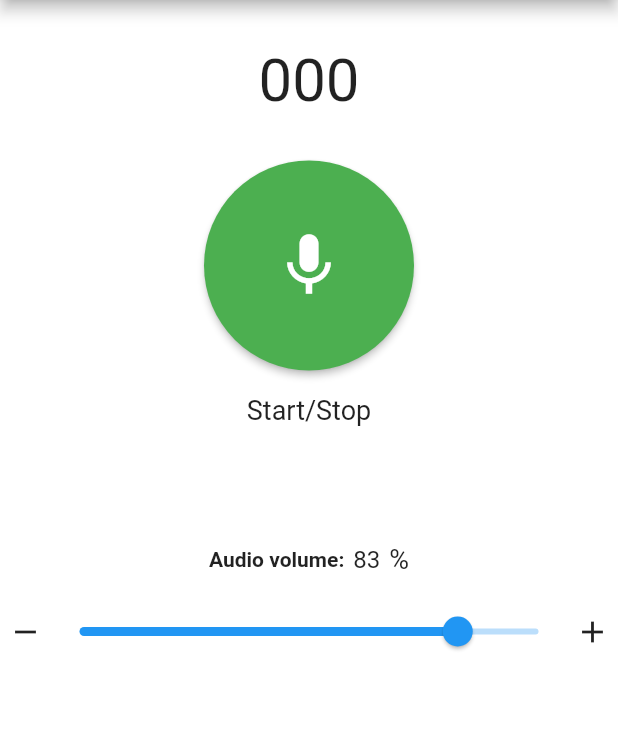
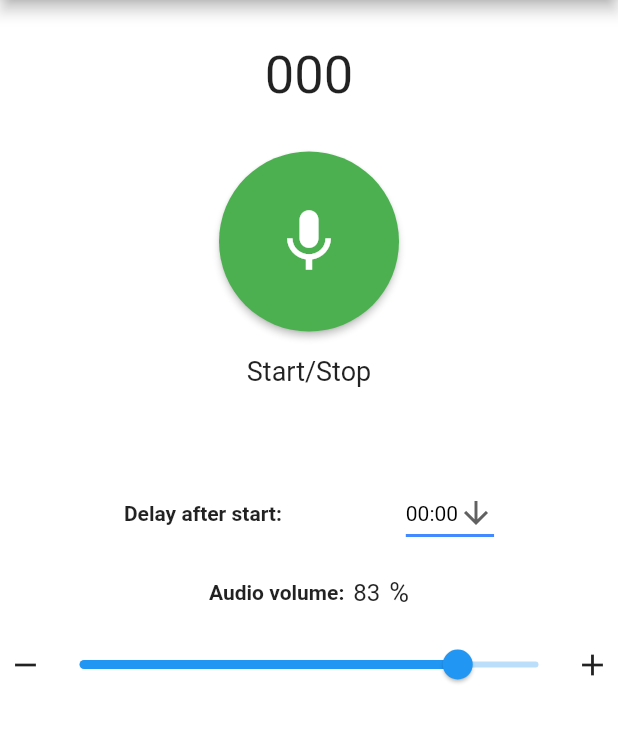
Before and after one commit to masterdodo/flutter-noise-app, a Flutter app: the screen it shows after launch, on a phone screen of 412 x 824 dp, the part 84-827 px from its top. Run offline on Flutter 3.47's test engine with Material 2 defaults, Android fonts, the phone set to English and light mode, and no system bars; our stand-ins replace audioplayers, file_picker, flutter_local_notifications, fluttertoast, share, shared_preferences and 1 more; missing offline and left inert: firebase_admob, flutter_email_sender, noise_meter, volume; accounts and stored records are empty.

Commit message:
delay timer after start added, ui updated, settings started

```diff
--- a/lib/screens/home/homescreen.dart
+++ b/lib/screens/home/homescreen.dart
@@ -19,6 +19,7 @@ class HomeScreen extends StatefulWidget {
 
 class _HomeScreenState extends State<HomeScreen> {
   bool _isRecording; //mic button recording on or off
+  bool _isTimerRunning; //delay timer on or off
   StreamSubscription<NoiseReading>
       _noiseSubscription; //getting dB values from mic
   NoiseMeter _noiseMeter; //getting dB values from mic
@@ -55,8 +56,11 @@ class _HomeScreenState extends State<HomeScreen> {
       _activeAudioVolumeValue;
   int _timeLastAudioPlayed = 0;
   int _activeTimeoutValue;
+  String delayForTimer;
 
   String _bestAudioFile;
+  String delayAfterStart;
+  Timer delayTimer;
 
   int soundCounter;
 
@@ -101,6 +105,7 @@ class _HomeScreenState extends State<HomeScreen> {
     _noiseMeter = new NoiseMeter(onError);
     preferencesOnInit();
     _isRecording = false;
+    _isTimerRunning = false;
     arrLength = 0;
     audioManager = AudioManager.STREAM_MUSIC;
     initAudioStreamType();
@@ -108,6 +113,10 @@ class _HomeScreenState extends State<HomeScreen> {
     audioVolumeController.addListener(_setAudioVolumeValue);
     soundCounter = 0;
     _bestAudioFile = null;
+    setState(() {
+      this.delayAfterStart = delayAfterStart;
+      this.delayForTimer = delayAfterStart;
+    });
 
     //Notification init
     var androidInitilize = new AndroidInitializationSettings('app_icon');
@@ -160,6 +169,7 @@ class _HomeScreenState extends State<HomeScreen> {
         prefs.getString("audioname3Value") ?? 'audio/Censor-beep-3.mp3';
     _bestAudioFile =
         prefs.getString("audioname1Value") ?? 'audio/Grocery-Scanning.mp3';
+    delayAfterStart = prefs.getString("delayAfterStart") ?? '00:00';
 
     prefs.setInt("dbValue", _activeDbValue);
     prefs.setInt("persecValue", _activePerSecValue);
@@ -172,6 +182,7 @@ class _HomeScreenState extends State<HomeScreen> {
     prefs.setString("audioname1Value", _activeAudioFile1);
     prefs.setString("audioname2Value", _activeAudioFile2);
     prefs.setString("audioname3Value", _activeAudioFile3);
+    prefs.setString("delayAfterStart", delayAfterStart);
 
     audioVolumeController.text = _activeAudioVolumeValue.round().toString();
   }
@@ -231,6 +242,7 @@ class _HomeScreenState extends State<HomeScreen> {
     this.setState(() {
       if (!this._isRecording) {
         _isRecording = true;
+        _isTimerRunning = false;
       }
       _dBValueRealTime = noiseReading.meanDecibel.toString();
     });
@@ -239,6 +251,51 @@ class _HomeScreenState extends State<HomeScreen> {
   void onError(PlatformException e) {
     print(e.toString());
     _isRecording = false;
+    _isTimerRunning = false;
+  }
+
+  void preStart(context) async {
+    SharedPreferences prefs = await SharedPreferences.getInstance();
+    setState(() {
+      _isTimerRunning = true;
+      soundCounter = 0;
+    });
+    prefs.setString("delayAfterStart", delayAfterStart);
+    setState(() {
+      delayForTimer = delayAfterStart;
+    });
+    if (delayAfterStart == "00:00") {
+      start(context);
+    } else {
+      preStartCountdown(context);
+    }
+  }
+
+  void preStartCountdown(context) {
+    delayTimer = Timer.periodic(Duration(seconds: 1), (Timer t) {
+      if (int.parse(delayForTimer.split(":")[1]) == 0 &&
+          int.parse(delayForTimer.split(":")[0]) != 0) {
+        delayForTimer = (int.parse(delayForTimer.split(":")[0]) - 1)
+                .toString()
+                .padLeft(2, "0") +
+            ":59";
+      } else {
+        delayForTimer = (int.parse(delayForTimer.split(":")[0]))
+                .toString()
+                .padLeft(2, "0") +
+            ":" +
+            (int.parse(delayForTimer.split(":")[1]) - 1)
+                .toString()
+                .padLeft(2, "0");
+      }
+      setState(() {
+        this.delayForTimer = delayForTimer;
+      });
+      if (delayForTimer == "00:00") {
+        delayTimer?.cancel();
+        start(context);
+      }
+    });
   }
 
   //Turn MIC on
@@ -275,6 +332,7 @@ class _HomeScreenState extends State<HomeScreen> {
           } else if (_activeTimeoutUnit == 'hr') {
             _activeTimeoutValue *= 3600;
           }
+
           _activeAudioFile1 = prefs.getString("audioname1Value") ?? '';
           _activeAudioFile2 = prefs.getString("audioname2Value") ?? '';
           _activeAudioFile3 = prefs.getString("audioname3Value") ?? '';
@@ -283,6 +341,7 @@ class _HomeScreenState extends State<HomeScreen> {
           dBValueList = new List<double>();
           _showNotification();
         });
+        delayTimer?.cancel();
         getdBData(); //Calls function to start persec timer
       }
     } catch (err) {
@@ -298,11 +357,13 @@ class _HomeScreenState extends State<HomeScreen> {
         _noiseSubscription = null;
       }
       timer?.cancel(); //Stops timer that's adding dB values to array
+      delayTimer?.cancel();
       stopAudio(); //Stops audio alert if playing
       dBValueList?.clear(); //Clears/Resets array of realtime dB values
       _hideNotification(); //Clears mic on notification
       this.setState(() {
         this._isRecording = false;
+        this._isTimerRunning = false;
         this._timeLastAudioPlayed = 0;
       });
     } catch (err) {
@@ -365,12 +426,12 @@ class _HomeScreenState extends State<HomeScreen> {
                 ));
       },
       child: Scaffold(
-        drawerEdgeDragWidth: (_noiseSubscription != null) ? 0 : 20.0,
+        drawerEdgeDragWidth: (!_isRecording && !_isTimerRunning) ? 20.0 : 0.0,
         backgroundColor: _bgColor,
         drawer: (_noiseSubscription != null) ? null : MyDrawer(),
         appBar: AppBar(
           title: Text(AppLocalizations.of(context).translate('main_string')),
-          automaticallyImplyLeading: (_noiseSubscription == null),
+          automaticallyImplyLeading: (!_isRecording && !_isTimerRunning),
         ),
         body: Column(
           children: [
@@ -378,7 +439,7 @@ class _HomeScreenState extends State<HomeScreen> {
               padding: const EdgeInsets.only(top: 30, bottom: 30),
               child: Text(
                 soundCounter.toString().padLeft(3, '0'),
-                style: TextStyle(fontSize: 40),
+                style: TextStyle(fontSize: 35),
               ),
             ),
             Center(
@@ -386,12 +447,15 @@ class _HomeScreenState extends State<HomeScreen> {
                 mainAxisAlignment: MainAxisAlignment.center,
                 children: [
                   RaisedButton(
-                    padding: EdgeInsets.all(45),
-                    color: _isRecording ? Colors.red : Colors.green,
+                    padding: EdgeInsets.all(35),
+                    color: _isRecording
+                        ? Colors.red
+                        : (_isTimerRunning ? Colors.yellow : Colors.green),
                     shape: CircleBorder(),
-                    onPressed:
-                        _isRecording ? this.stop : () => this.start(context),
-                    child: _isRecording
+                    onPressed: (_isRecording || _isTimerRunning)
+                        ? this.stop
+                        : () => this.preStart(context),
+                    child: (_isRecording || _isTimerRunning)
                         ? Icon(
                             Icons.stop,
                             color: Colors.white,
@@ -415,7 +479,55 @@ class _HomeScreenState extends State<HomeScreen> {
                     color: Colors.transparent,
                   ),
                   AbsorbPointer(
-                      absorbing: _isRecording, child: soundVolume(context))
+                    absorbing: _isRecording || _isTimerRunning,
+                    child: (_isRecording || _isTimerRunning)
+                        ? Text(
+                            (this.delayForTimer == "00:00")
+                                ? ""
+                                : "- " + this.delayForTimer,
+                            style: TextStyle(fontSize: 20),
+                          )
+                        : Row(
+                            mainAxisAlignment: MainAxisAlignment.spaceEvenly,
+                            children: [
+                              Text(
+                                "Delay after start:",
+                                style: TextStyle(fontWeight: FontWeight.w600),
+                              ),
+                              DropdownButton<String>(
+                                value: delayAfterStart,
+                                icon: Icon(Icons.arrow_downward),
+                                iconSize: 24,
+                                elevation: 16,
+                                style: TextStyle(color: Colors.black),
+                                underline: Container(
+                                  height: 2,
+                                  color: Colors.blueAccent,
+                                ),
+                                onChanged: (String newValue) {
+                                  setState(() {
+                                    delayAfterStart = newValue;
+                                  });
+                                },
+                                items: <String>[
+                                  '00:00',
+                                  '15:00',
+                                  '30:00',
+                                  '45:00',
+                                  '60:00'
+                                ].map<DropdownMenuItem<String>>((String value) {
+                                  return DropdownMenuItem<String>(
+                                    value: value,
+                                    child: Text(value),
+                                  );
+                                }).toList(),
+                              )
+                            ],
+                          ),
+                  ),
+                  AbsorbPointer(
+                      absorbing: _isRecording || _isTimerRunning,
+                      child: soundVolume(context))
                 ],
               ),
             ),
@@ -490,9 +602,12 @@ class _HomeScreenState extends State<HomeScreen> {
         ),
         Flexible(
           child: Slider(
-              activeColor: (_isRecording) ? Colors.grey[300] : Colors.blue,
-              inactiveColor:
-                  (_isRecording) ? Colors.grey[300] : Colors.blue[100],
+              activeColor: (_isRecording || _isTimerRunning)
+                  ? Colors.grey[300]
+                  : Colors.blue,
+              inactiveColor: (_isRecording || _isTimerRunning)
+                  ? Colors.grey[300]
+                  : Colors.blue[100],
               min: minVal,
               max: maxVal,
               divisions: (maxVal - minVal).round(),
```
Also changed, not shown: lib/screens/settings/settingsscreen.dart (+14 -6 lines).
